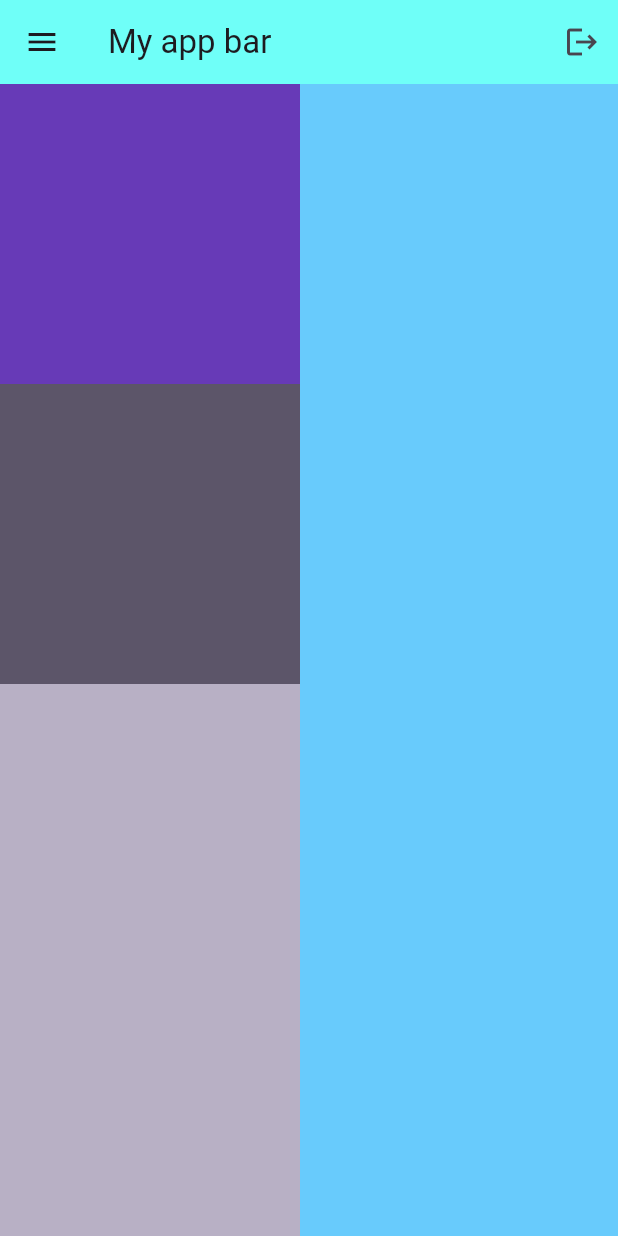
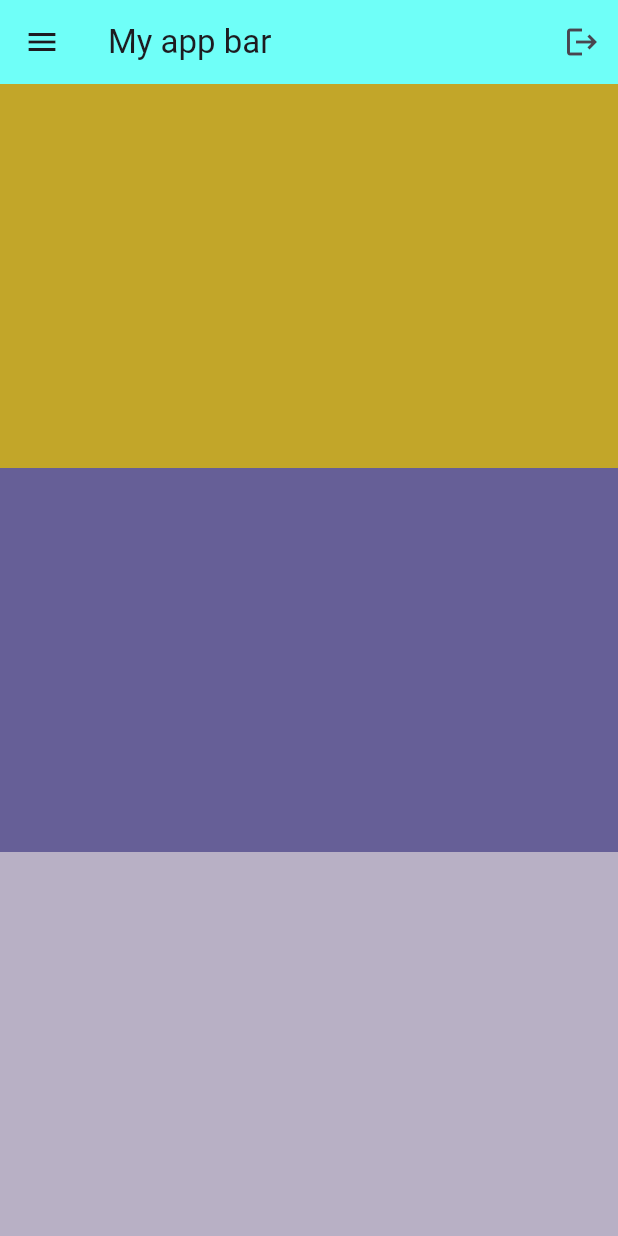
Before and after one commit to mclaughlin-thomas/FlutterApps, a Flutter app: the screen it shows after launch, on a phone screen of 412 x 824 dp. Run offline on Flutter 3.47's test engine with Material 3 defaults, Android fonts, the phone set to English and light mode, and no system bars.

Commit message:
Expanded containers

```diff
--- a/flutter_app/lib/main.dart
+++ b/flutter_app/lib/main.dart
@@ -29,24 +29,22 @@ class MyApp extends StatelessWidget {
           mainAxisAlignment: MainAxisAlignment.spaceEvenly,
           children: [
             //child 1
-            Container(
-              height: 200,
-              width: 200,
-              color: Colors.deepPurple,
+            Expanded(
+              child: Container(
+                  color: Color.fromARGB(255, 194, 166, 41),
+              ),
             ),
 
             //child 2
-            Container(
-              height: 200,
-              width: 200,
-              color: const Color.fromARGB(255, 92, 85, 105),
+            Expanded(
+              child: Container(
+                  color: Color.fromARGB(157, 100, 27, 88),
+              ),
             ),
 
             //child 3
             Expanded(
               child: Container(
-                  height: 200,
-                  width: 200,
                   color: const Color.fromARGB(255, 184, 176, 197),
               ),
             ),
```
